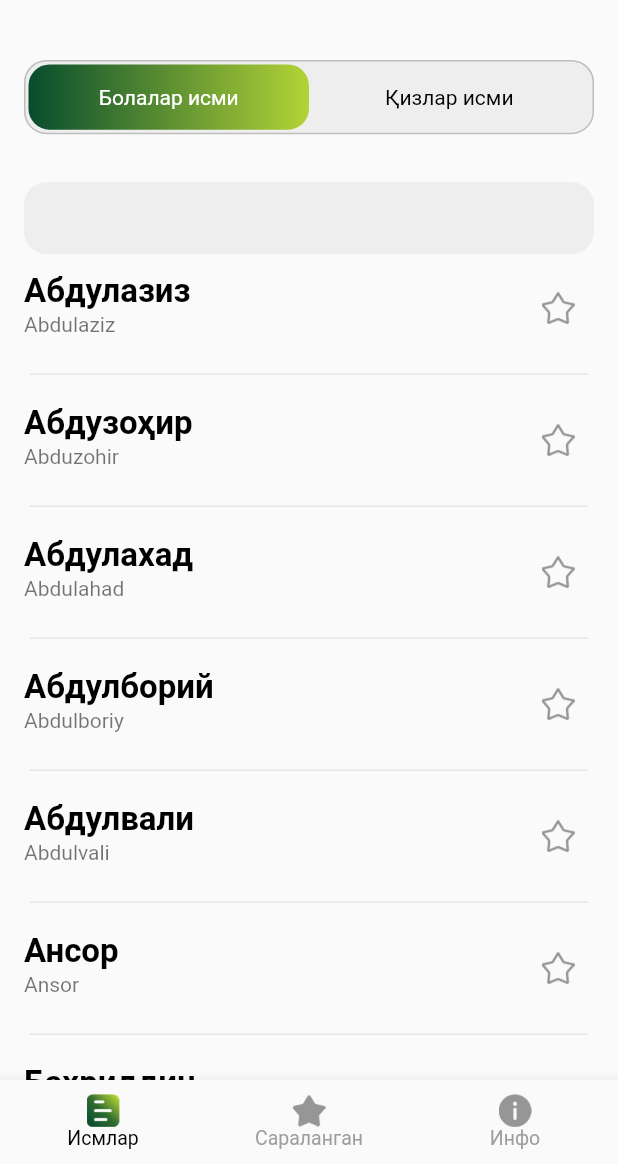
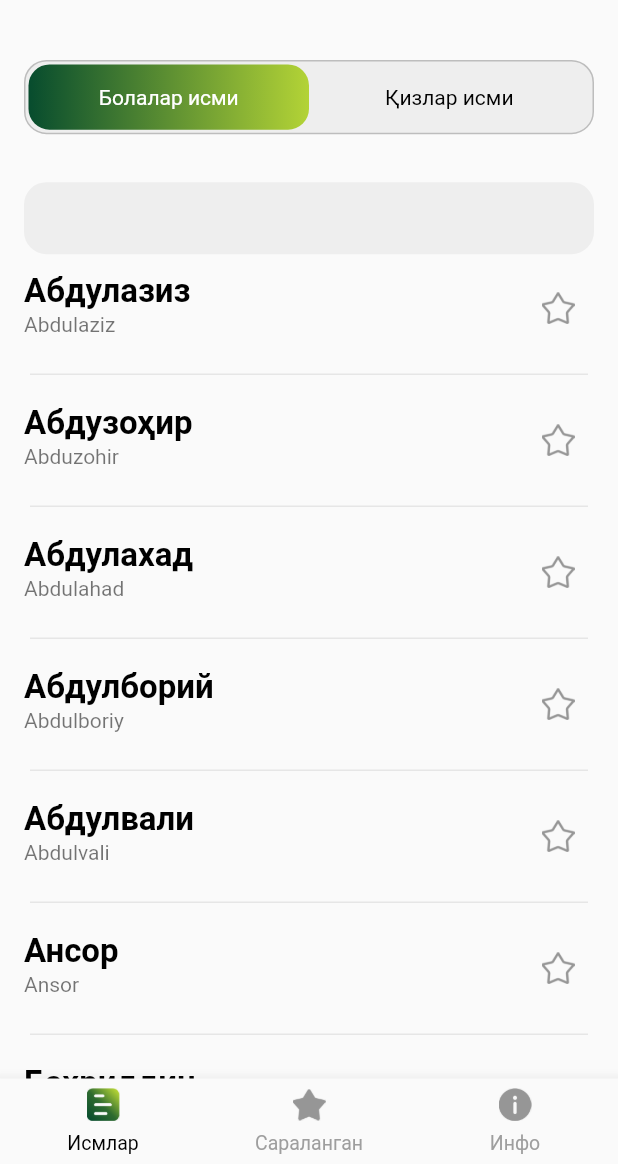
Before and after one commit to AzizullohZohidov/gozal-ismlar, a Flutter app: the screen it shows after launch, on a phone screen of 412 x 824 dp, the part 72-1236 px from its top. Run offline on Flutter 3.47's test engine with Material 2 defaults, Android fonts, the phone set to English and light mode, and no system bars; our stand-ins replace bloc, equatable, flutter_bloc.

Commit message:
Updated paddings in BottomNavigationBar

```diff
--- a/lib/presentation/screens/landing_screen/landing_screen.dart
+++ b/lib/presentation/screens/landing_screen/landing_screen.dart
@@ -98,11 +98,14 @@ class _LandingScreenState extends State<LandingScreen> {
   }
 
   Widget _buildSizedIcon(String pathToIcon, double size) {
-    return SizedBox(
-      height: size,
-      width: size,
-      child: Image.asset(
-        pathToIcon,
+    return Padding(
+      padding: const EdgeInsets.only(bottom: 7.0),
+      child: SizedBox(
+        height: size,
+        width: size,
+        child: Image.asset(
+          pathToIcon,
+        ),
       ),
     );
   }
```
